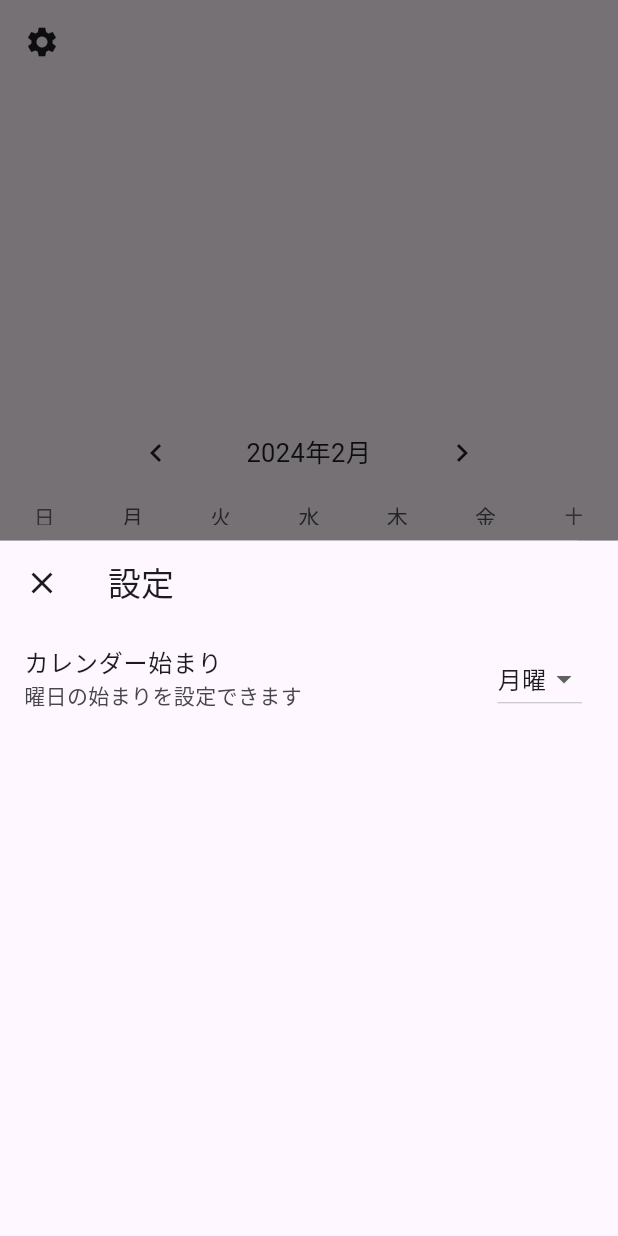
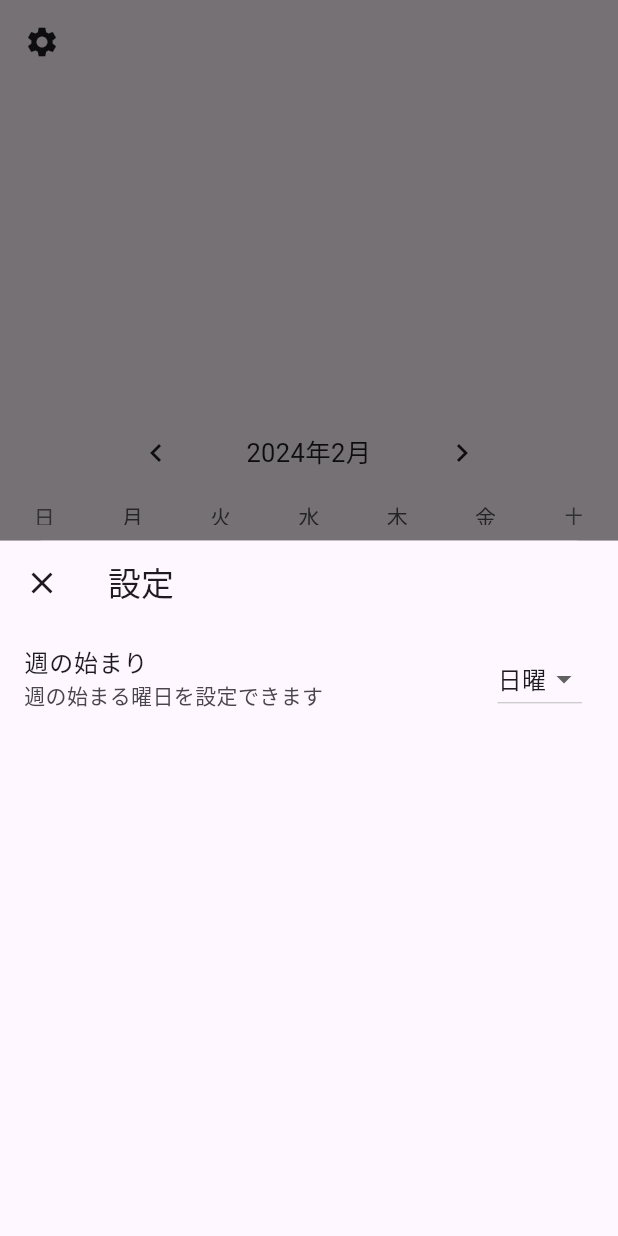
Before and after one commit to c22349/joint_cost, a Flutter app: the screen it shows after launch, after a tap on the "settings" icon, on a phone screen of 412 x 824 dp. Run offline on Flutter 3.47's test engine with Material 3 defaults, Android fonts, the phone set to English and light mode, and no system bars; drawn by our look-alikes of table_calendar; our stand-ins replace shared_preferences.

Commit message:
Add settings page

```diff
--- a/lib/main.dart
+++ b/lib/main.dart
@@ -3,9 +3,15 @@ import 'package:table_calendar/table_calendar.dart';
 import 'package:intl/date_symbol_data_local.dart';
 import "package:joint_cost/viewmodel/setting_model.dart";
 import 'package:joint_cost/view/settings.dart';
+import 'package:provider/provider.dart';
 
 void main() {
-  initializeDateFormatting('ja').then((_) => runApp(const MyApp()));
+  initializeDateFormatting('ja').then((_) => runApp(
+        ChangeNotifierProvider(
+          create: (context) => SettingModel(),
+          child: const MyApp(),
+        ),
+      ));
 }
 
 class MyApp extends StatelessWidget {
@@ -36,6 +42,19 @@ class _MyHomePageState extends State<MyHomePage> {
   StartingDayOfWeek _startingDayOfWeek = StartingDayOfWeek.sunday; // 初期設定は日曜日
 
   @override
+  void initState() {
+    super.initState();
+    WidgetsBinding.instance.addPostFrameCallback((_) {
+      final settingModel = Provider.of<SettingModel>(context, listen: false);
+      setState(() {
+        _startingDayOfWeek = settingModel.startPageA
+            ? StartingDayOfWeek.sunday
+            : StartingDayOfWeek.monday;
+      });
+    });
+  }
+
+  @override
   Widget build(BuildContext context) {
     return Scaffold(
       appBar: AppBar(
@@ -53,7 +72,12 @@ class _MyHomePageState extends State<MyHomePage> {
       body: Padding(
         padding: const EdgeInsets.only(top: 0),
         child: Center(
-          child: TableCalendar(
+          child: Consumer<SettingModel>(
+            builder: (context, settingModel, child) {
+              return TableCalendar(
+                startingDayOfWeek: settingModel.startPageA
+                    ? StartingDayOfWeek.sunday
+                    : StartingDayOfWeek.monday,
                 headerStyle: const HeaderStyle(
                   formatButtonVisible: false,
                   titleCentered: true,
@@ -78,7 +102,6 @@ class _MyHomePageState extends State<MyHomePage> {
                   _focusedDay = focusedDay;
                 },
                 pageJumpingEnabled: true, // スクロールによるページジャンプを有効
-            startingDayOfWeek: _startingDayOfWeek,
                 calendarBuilders: CalendarBuilders(
                   selectedBuilder: (context, date, events) {
                     final isSelectedDay = isSameDay(date, _selectedDay);
@@ -88,7 +111,7 @@ class _MyHomePageState extends State<MyHomePage> {
                       decoration: isSelectedDay
                           ? const BoxDecoration(
                               shape: BoxShape.circle,
-                          color: Color.fromARGB(255, 245, 54, 44),
+                              color: Color(0xFFF5362C),
                             )
                           : null,
                       child: Text(
@@ -124,6 +147,8 @@ class _MyHomePageState extends State<MyHomePage> {
                     return null;
                   },
                 ),
+              );
+            },
           ),
         ),
       ),
--- a/lib/view/settings.dart
+++ b/lib/view/settings.dart
@@ -4,18 +4,13 @@ import "package:joint_cost/viewmodel/setting_model.dart";
 
 class SettingPage extends StatelessWidget {
   const SettingPage({super.key});
+
   @override
   Widget build(BuildContext context) {
-    return ChangeNotifierProvider<SettingModel>(
-      create: (_) => SettingModel()..getSetting(),
-      child: Scaffold(
-        body: Consumer(
-          builder: (
-            BuildContext context,
-            SettingModel model,
-            Widget? child,
-          ) =>
-              ListView(
+    return Scaffold(
+      body: Consumer<SettingModel>(
+        // Consumerを使用してSettingModelの変更をリッスン
+        builder: (context, model, child) => ListView(
           children: [
             AppBar(
               title: const Text("設定"),
@@ -25,14 +20,15 @@ class SettingPage extends StatelessWidget {
               ),
             ),
             ListTile(
-                title: const Text("カレンダー始まり"),
-                subtitle: const Text("曜日の始まりを設定できます"),
+              title: const Text("週の始まり"),
+              subtitle: const Text("週の始まる曜日を設定できます"),
               trailing: DropdownButton<String>(
-                  value: model.startPageA ? "日曜" : "月曜",
-                  onChanged: (String? newValue) {
+                value: model.startPageA
+                    ? "日曜"
+                    : "月曜", // Consumerを使用しているため、選択が即時に反映される
+                onChanged: (String? newValue) async {
                   if (newValue != null) {
-                      model.setStartPageA(newValue == "日曜");
-                      debugPrint(newValue);
+                    await model.setStartPageA(newValue == "日曜");
                   }
                 },
                 items: <String>["日曜", "月曜"]
@@ -47,7 +43,6 @@ class SettingPage extends StatelessWidget {
           ],
         ),
       ),
-      ),
     );
   }
 }
--- a/lib/viewmodel/setting_model.dart
+++ b/lib/viewmodel/setting_model.dart
@@ -6,17 +6,19 @@ class SettingModel with ChangeNotifier {
   bool _startPageA = true;
   bool get startPageA => _startPageA;
 
+  // SharedPreferencesへの設定値の保存と通知を行う非同期メソッド
+  Future<void> setStartPageA(bool value) async {
+    final prefs = await SharedPreferences.getInstance();
+    await prefs.setBool("startPageA", value);
+    _startPageA = value;
+    notifyListeners(); // 設定が変更されたことをリスナーに通知
+  }
+
+  // SharedPreferencesから設定値を読み込む非同期メソッド
   Future<void> getSetting() async {
     final prefs = await SharedPreferences.getInstance();
     final startPageAValue = prefs.getBool("startPageA") ?? false;
     _startPageA = startPageAValue;
     notifyListeners();
   }
-
-  Future<void> setStartPageA(bool value) async {
-    final prefs = await SharedPreferences.getInstance();
-    await prefs.setBool("startPageA", value);
-    _startPageA = value;
-    notifyListeners();
-  }
 }
```
Also changed, not shown: pubspec.lock. Lines whose indentation alone changed are shown as unchanged.
